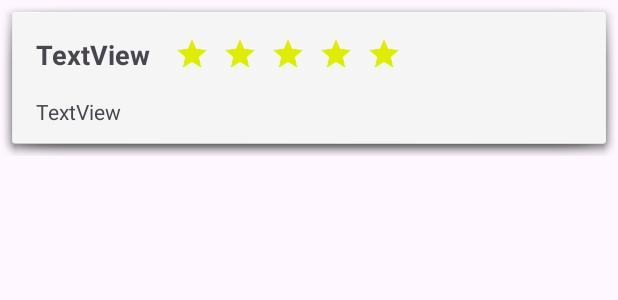
After one commit to vithunchandra/TourisView, an Android app: the layout review_item.xml on its own in the app's theme, with its tools: preview values and no code run, on a phone screen of 412 x 824 dp. The commit adds this screen. Shown: the top 300 px of the screen. Run offline under Robolectric (Android 15) with nearby library versions, the phone set to English and light mode, and no system bars.

Commit message:
finish review

```diff
--- a/app/src/main/java/com/mdp/tourisview/ui/main/destination/DestinationFragmentData.kt
+++ b/app/src/main/java/com/mdp/tourisview/ui/main/destination/DestinationFragmentData.kt
@@ -19,7 +19,7 @@ data class DestinationFragmentData(
 ): Serializable{
 
     fun getLocDescription():String{
-        return "$locationName \nlat: $latitude \nlong: $longitude"
+        return locationName + " ( lat: %.5f".format(latitude) + ", long: %.5f".format(longitude) + " )"
     }
 
     fun getPosterDescription():String{
--- a/app/src/main/res/layout/destination_item.xml
+++ b/app/src/main/res/layout/destination_item.xml
@@ -44,7 +44,7 @@
         android:layout_width="wrap_content"
         android:layout_height="wrap_content"
         android:orientation="vertical"
-        app:layout_constraintGuide_percent="0.5" />
+        app:layout_constraintGuide_begin="206dp" />
 
     <ImageView
         android:id="@+id/imageView3"
--- /dev/null
+++ b/app/src/main/res/layout/review_item.xml
@@ -0,0 +1,82 @@
+<?xml version="1.0" encoding="utf-8"?>
+<androidx.constraintlayout.widget.ConstraintLayout xmlns:android="http://schemas.android.com/apk/res/android"
+    xmlns:app="http://schemas.android.com/apk/res-auto"
+    xmlns:tools="http://schemas.android.com/tools"
+    android:layout_width="match_parent"
+    android:layout_height="wrap_content"
+    android:background="@android:drawable/dialog_holo_light_frame">
+
+    <TextView
+        android:id="@+id/review_item_reviewer"
+        android:layout_width="wrap_content"
+        android:layout_height="wrap_content"
+        android:layout_marginStart="16dp"
+        android:layout_marginTop="16dp"
+        android:text="TextView"
+        android:textSize="18sp"
+        android:textStyle="bold"
+        app:layout_constraintStart_toStartOf="parent"
+        app:layout_constraintTop_toTopOf="parent" />
+
+    <ImageView
+        android:id="@+id/review_item_star1"
+        android:layout_width="wrap_content"
+        android:layout_height="wrap_content"
+        android:layout_marginStart="16dp"
+        android:layout_marginTop="16dp"
+        app:layout_constraintStart_toEndOf="@+id/review_item_reviewer"
+        app:layout_constraintTop_toTopOf="parent"
+        app:srcCompat="@drawable/star_24px" />
+
+    <ImageView
+        android:id="@+id/review_item_star2"
+        android:layout_width="wrap_content"
+        android:layout_height="wrap_content"
+        android:layout_marginStart="8dp"
+        android:layout_marginTop="16dp"
+        app:layout_constraintStart_toEndOf="@+id/review_item_star1"
+        app:layout_constraintTop_toTopOf="parent"
+        app:srcCompat="@drawable/star_24px" />
+
+    <ImageView
+        android:id="@+id/review_item_star3"
+        android:layout_width="wrap_content"
+        android:layout_height="wrap_content"
+        android:layout_marginStart="8dp"
+        android:layout_marginTop="16dp"
+        app:layout_constraintStart_toEndOf="@+id/review_item_star2"
+        app:layout_constraintTop_toTopOf="parent"
+        app:srcCompat="@drawable/star_24px" />
+
+    <ImageView
+        android:id="@+id/review_item_star4"
+        android:layout_width="wrap_content"
+        android:layout_height="wrap_content"
+        android:layout_marginStart="8dp"
+        android:layout_marginTop="16dp"
+        app:layout_constraintStart_toEndOf="@+id/review_item_star3"
+        app:layout_constraintTop_toTopOf="parent"
+        app:srcCompat="@drawable/star_24px" />
+
+    <ImageView
+        android:id="@+id/review_item_star5"
+        android:layout_width="wrap_content"
+        android:layout_height="wrap_content"
+        android:layout_marginStart="8dp"
+        android:layout_marginTop="16dp"
+        app:layout_constraintStart_toEndOf="@+id/review_item_star4"
+        app:layout_constraintTop_toTopOf="parent"
+        app:srcCompat="@drawable/star_24px" />
+
+    <TextView
+        android:id="@+id/review_item_text"
+        android:layout_width="353dp"
+        android:layout_height="wrap_content"
+        android:layout_marginStart="16dp"
+        android:layout_marginTop="16dp"
+        android:layout_marginBottom="12dp"
+        android:text="TextView"
+        app:layout_constraintBottom_toBottomOf="parent"
+        app:layout_constraintStart_toStartOf="parent"
+        app:layout_constraintTop_toBottomOf="@+id/review_item_reviewer" />
+</androidx.constraintlayout.widget.ConstraintLayout>
```
Also changed, not shown: app/src/main/AndroidManifest.xml (+7 -5 lines), app/src/main/java/com/mdp/tourisview/adapter/ReviewAdapter.kt (added, +70 -0 lines), app/src/main/java/com/mdp/tourisview/data/api/ApiService.kt (+16 -0 lines), app/src/main/java/com/mdp/tourisview/data/api/model/InsertReviewResult.kt (added, +8 -0 lines), app/src/main/java/com/mdp/tourisview/data/mock/server/model/MockServerReview.kt (added, +9 -0 lines), app/src/main/java/com/mdp/tourisview/data/repository/DestinationRepository.kt (+25 -10 lines), app/src/main/java/com/mdp/tourisview/ui/main/destination/DestinationFragment.kt (+64 -16 lines), app/src/main/java/com/mdp/tourisview/ui/main/destination/DestinationFragmentViewModel.kt (+70 -0 lines), app/src/main/java/com/mdp/tourisview/ui/main/destination/DestinationFragmentViewState.kt (added, +11 -0 lines), app/src/main/res/layout/fragment_destination.xml (+99 -31 lines).
